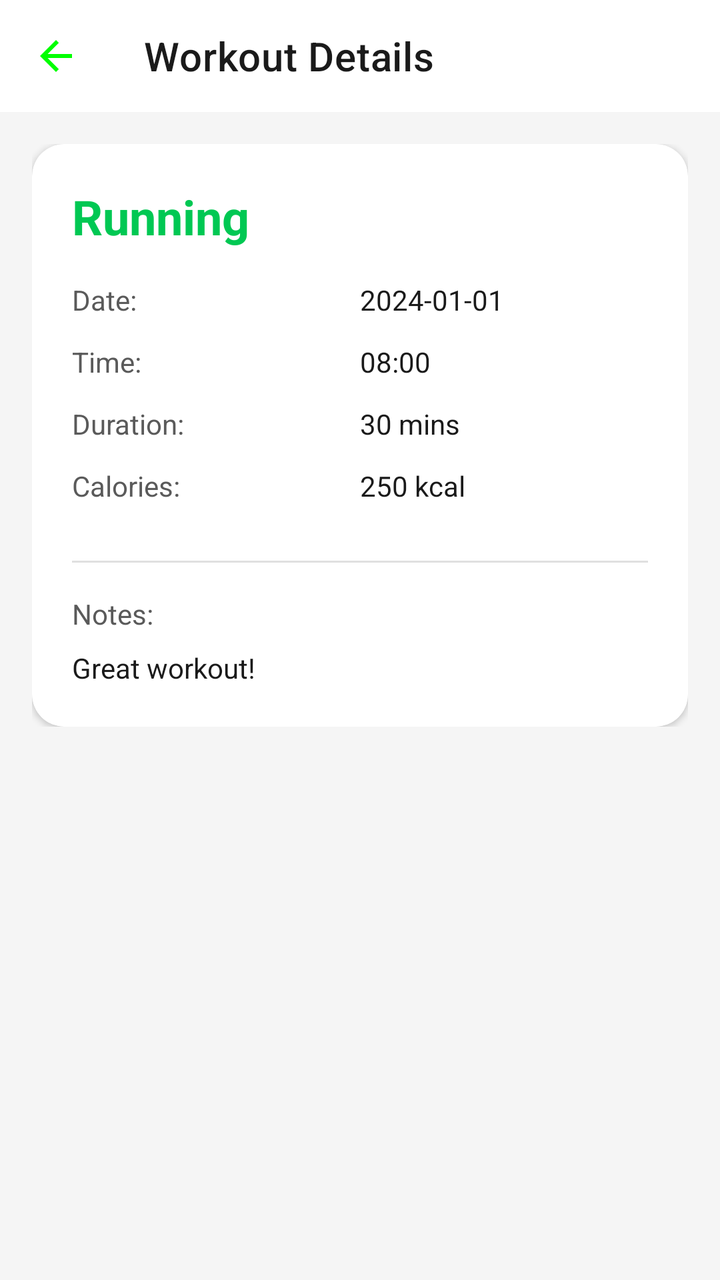
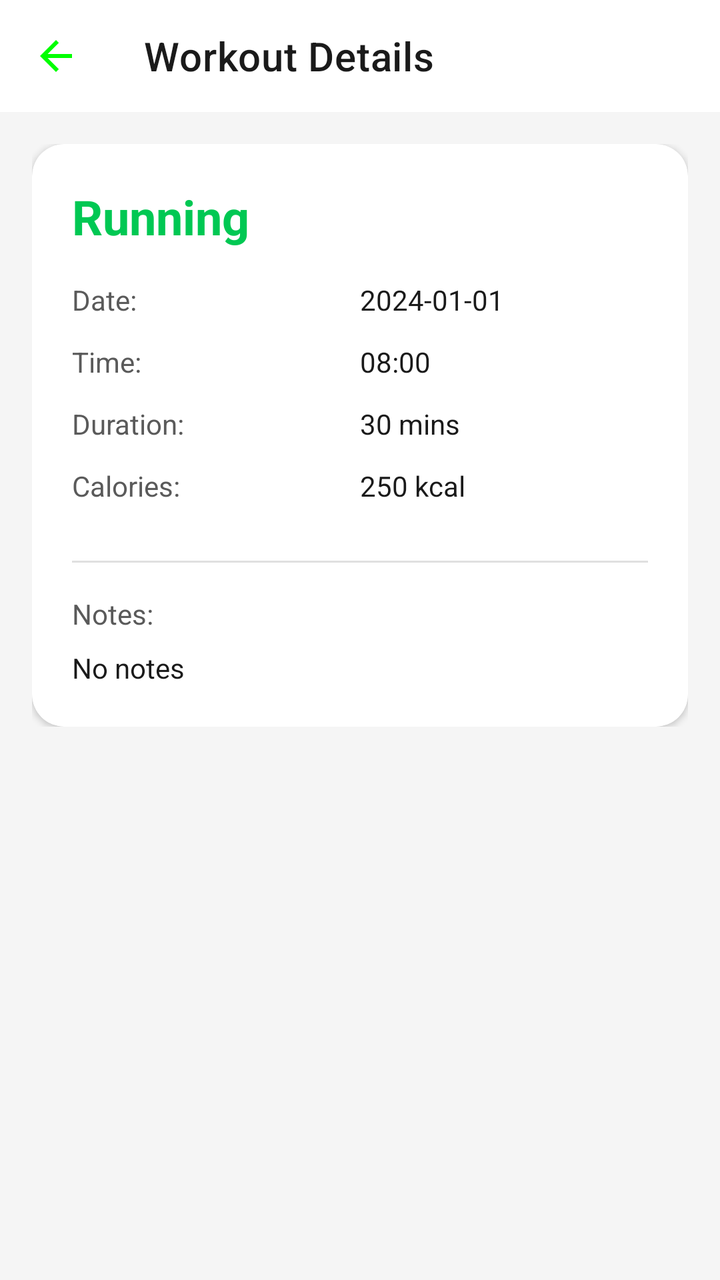

Compare the two renders of this Android layout. The source of the first and the diff that turns it into the second are given below.
<!-- AndroidManifest.xml: application theme Theme.FitnessApp -->
<!-- res/layout/activity_workout_detail.xml -->
<?xml version="1.0" encoding="utf-8"?>
<LinearLayout xmlns:android="http://schemas.android.com/apk/res/android"
    xmlns:app="http://schemas.android.com/apk/res-auto"
    android:layout_width="match_parent"
    android:layout_height="match_parent"
    android:orientation="vertical"
    android:background="@color/background">

    <com.google.android.material.appbar.MaterialToolbar
        android:id="@+id/toolbar"
        android:layout_width="match_parent"
        android:layout_height="?attr/actionBarSize"
        android:background="@color/surface"
        app:navigationIcon="@drawable/ic_back"
        app:title="Workout Details"
        app:titleTextColor="@color/text_primary" />

    <ScrollView
        android:layout_width="match_parent"
        android:layout_height="match_parent">

        <LinearLayout
            android:layout_width="match_parent"
            android:layout_height="wrap_content"
            android:orientation="vertical"
            android:padding="16dp">

            <androidx.cardview.widget.CardView
                android:layout_width="match_parent"
                android:layout_height="wrap_content"
                app:cardCornerRadius="16dp"
                app:cardBackgroundColor="@color/surface">

                <LinearLayout
                    android:layout_width="match_parent"
                    android:layout_height="wrap_content"
                    android:orientation="vertical"
                    android:padding="20dp">

                    <TextView
                        android:id="@+id/tvActivityType"
                        android:layout_width="wrap_content"
                        android:layout_height="wrap_content"
                        android:text="Running"
                        android:textSize="24sp"
                        android:textStyle="bold"
                        android:textColor="@color/primary"
                        android:layout_marginBottom="16dp" />

                    <LinearLayout
                        android:layout_width="match_parent"
                        android:layout_height="wrap_content"
                        android:orientation="horizontal"
                        android:layout_marginBottom="12dp">

                        <TextView
                            android:layout_width="0dp"
                            android:layout_height="wrap_content"
                            android:layout_weight="1"
                            android:text="Date:"
                            android:textColor="@color/text_secondary" />

                        <TextView
                            android:id="@+id/tvDate"
                            android:layout_width="0dp"
                            android:layout_height="wrap_content"
                            android:layout_weight="1"
                            android:text="2024-01-01"
                            android:textColor="@color/text_primary" />
                    </LinearLayout>

                    <LinearLayout
                        android:layout_width="match_parent"
                        android:layout_height="wrap_content"
                        android:orientation="horizontal"
                        android:layout_marginBottom="12dp">

                        <TextView
                            android:layout_width="0dp"
                            android:layout_height="wrap_content"
                            android:layout_weight="1"
                            android:text="Time:"
                            android:textColor="@color/text_secondary" />

                        <TextView
                            android:id="@+id/tvTime"
                            android:layout_width="0dp"
                            android:layout_height="wrap_content"
                            android:layout_weight="1"
                            android:text="08:00"
                            android:textColor="@color/text_primary" />
                    </LinearLayout>

                    <LinearLayout
                        android:layout_width="match_parent"
                        android:layout_height="wrap_content"
                        android:orientation="horizontal"
                        android:layout_marginBottom="12dp">

                        <TextView
                            android:layout_width="0dp"
                            android:layout_height="wrap_content"
                            android:layout_weight="1"
                            android:text="Duration:"
                            android:textColor="@color/text_secondary" />

                        <TextView
                            android:id="@+id/tvDuration"
                            android:layout_width="0dp"
                            android:layout_height="wrap_content"
                            android:layout_weight="1"
                            android:text="30 mins"
                            android:textColor="@color/text_primary" />
                    </LinearLayout>

                    <LinearLayout
                        android:layout_width="match_parent"
                        android:layout_height="wrap_content"
                        android:orientation="horizontal"
                        android:layout_marginBottom="12dp">

                        <TextView
                            android:layout_width="0dp"
                            android:layout_height="wrap_content"
                            android:layout_weight="1"
                            android:text="Calories:"
                            android:textColor="@color/text_secondary" />

                        <TextView
                            android:id="@+id/tvCalories"
                            android:layout_width="0dp"
                            android:layout_height="wrap_content"
                            android:layout_weight="1"
                            android:text="250 kcal"
                            android:textColor="@color/text_primary" />
                    </LinearLayout>

                    
                    <View
                        android:layout_width="match_parent"
                        android:layout_height="1dp"
                        android:background="@color/divider"
                        android:layout_marginVertical="16dp" />

                    <TextView
                        android:id="@+id/tvNotes"
                        android:layout_width="wrap_content"
                        android:layout_height="wrap_content"
                        android:text="Notes:"
                        android:textColor="@color/text_secondary"
                        android:layout_marginBottom="8dp" />

                    <TextView
                        android:id="@+id/tvNotesValue"
                        android:layout_width="wrap_content"
                        android:layout_height="wrap_content"
                        android:text="Great workout!"
                        android:textColor="@color/text_primary" />

                </LinearLayout>
            </androidx.cardview.widget.CardView>

        </LinearLayout>
    </ScrollView>
</LinearLayout>
<!-- resources referenced by this layout -->
<resources>
  <color name="background">#F5F5F5</color>
  <color name="divider">#E0E0E0</color>
  <color name="primary">#00C853</color>
  <color name="surface">#FFFFFF</color>
  <color name="text_primary">#1A1A1A</color>
  <color name="text_secondary">#5A5A5A</color>
  <!-- drawable ic_back (drawable) -->
  <?xml version="1.0" encoding="utf-8"?>
  <vector xmlns:android="http://schemas.android.com/apk/res/android"
      android:width="24dp"
      android:height="24dp"
      android:viewportWidth="24"
      android:viewportHeight="24">
      <path
          android:fillColor="#00FF00"
          android:pathData="M20,11H7.83l5.59,-5.59L12,4l-8,8 8,8 1.41,-1.41L7.83,13H20v-2z"/>
  </vector>
  <style name="Theme.FitnessApp" parent="Theme.MaterialComponents.Light.NoActionBar">
          <item name="colorPrimary">@color/primary</item>
          <item name="colorPrimaryVariant">@color/primary_dark</item>
          <item name="colorOnPrimary">@color/background</item>
          <item name="colorSecondary">@color/secondary</item>
          <item name="colorSecondaryVariant">@color/secondary</item>
          <item name="colorOnSecondary">@color/text_primary</item>
          <item name="android:statusBarColor">@color/background</item>
          <item name="android:windowLightStatusBar">true</item>
          <item name="android:windowBackground">@color/background</item>
          <item name="materialThemeOverlay">@style/ThemeOverlay.FitnessApp.Light</item>
      </style>
  <color name="primary_dark">#009624</color>
  <color name="secondary">#FF6584</color>
  <style name="ThemeOverlay.FitnessApp.Light" parent="ThemeOverlay.MaterialComponents.Light">
          <item name="colorSurface">@color/surface</item>
          <item name="colorOnSurface">@color/text_primary</item>
          <item name="colorError">@color/error</item>
      </style>
  <color name="error">#D32F2F</color>
</resources>

<!-- the commit's change to res/layout/activity_workout_detail.xml (unified diff, before → after) -->
@@ -135,7 +135,30 @@
                             android:textColor="@color/text_primary" />
                     </LinearLayout>
 
-                    
+                    <LinearLayout
+                        android:id="@+id/distanceLayout"
+                        android:layout_width="match_parent"
+                        android:layout_height="wrap_content"
+                        android:orientation="horizontal"
+                        android:layout_marginBottom="12dp"
+                        android:visibility="gone">
+
+                        <TextView
+                            android:layout_width="0dp"
+                            android:layout_height="wrap_content"
+                            android:layout_weight="1"
+                            android:text="Distance:"
+                            android:textColor="@color/text_secondary" />
+
+                        <TextView
+                            android:id="@+id/tvDistance"
+                            android:layout_width="0dp"
+                            android:layout_height="wrap_content"
+                            android:layout_weight="1"
+                            android:text="5 km"
+                            android:textColor="@color/text_primary" />
+                    </LinearLayout>
+
                     <View
                         android:layout_width="match_parent"
                         android:layout_height="1dp"
@@ -143,7 +166,6 @@
                         android:layout_marginVertical="16dp" />
 
                     <TextView
-                        android:id="@+id/tvNotes"
                         android:layout_width="wrap_content"
                         android:layout_height="wrap_content"
                         android:text="Notes:"
@@ -151,10 +173,10 @@
                         android:layout_marginBottom="8dp" />
 
                     <TextView
-                        android:id="@+id/tvNotesValue"
+                        android:id="@+id/tvNotes"
                         android:layout_width="wrap_content"
                         android:layout_height="wrap_content"
-                        android:text="Great workout!"
+                        android:text="No notes"
                         android:textColor="@color/text_primary" />
 
                 </LinearLayout>
